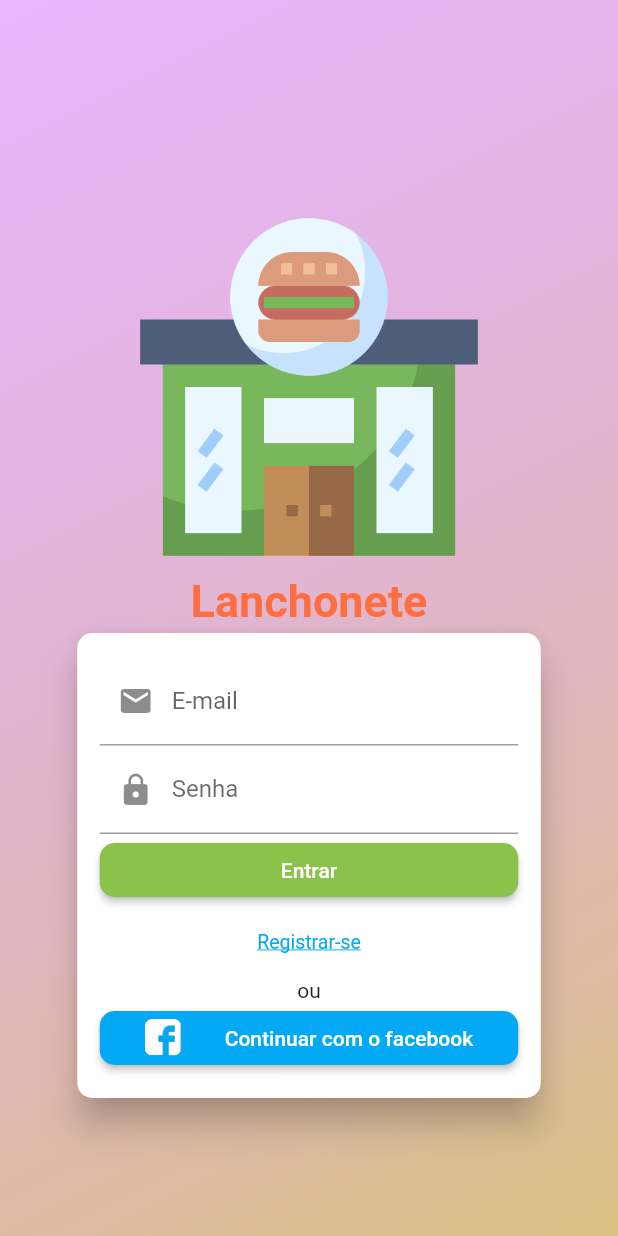
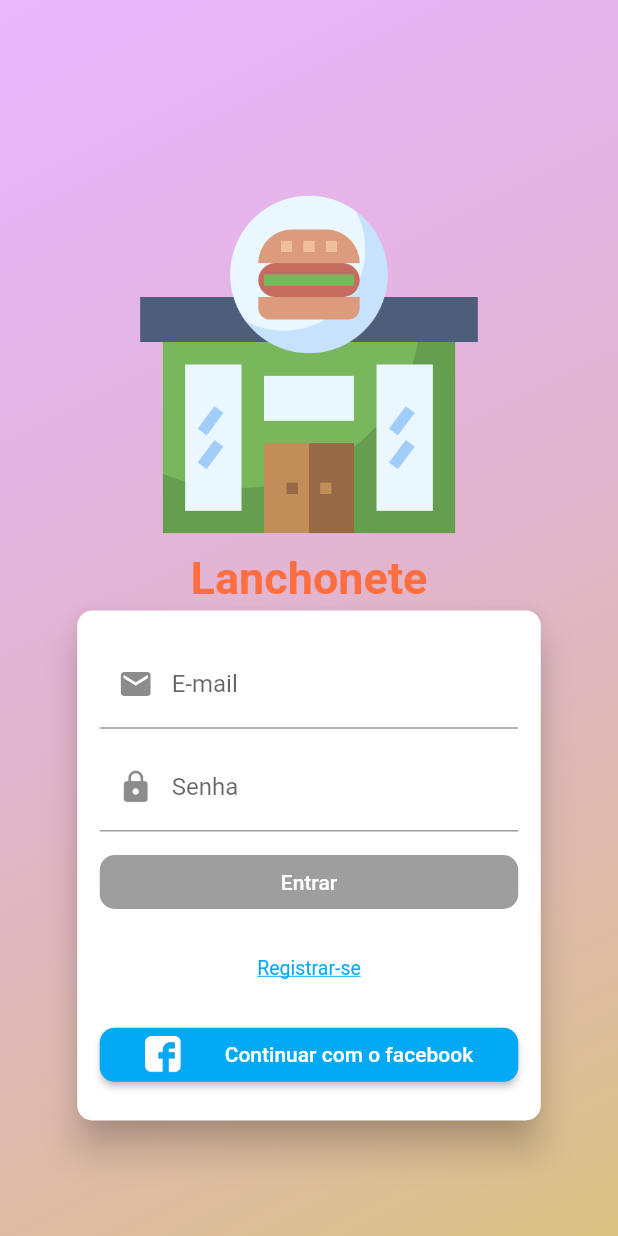
Before and after one commit to Leonardo-Barcelos/lanchonete, a Flutter app: the screen it shows after launch, on a phone screen of 412 x 824 dp. Run offline on Flutter 3.47's test engine with Material 2 defaults, Android fonts, the phone set to English and light mode, and no system bars.

Commit message:
alteraçoes para inclusão login

```diff
--- a/app_lanchonete/lib/components/signOrSignup.dart
+++ b/app_lanchonete/lib/components/signOrSignup.dart
@@ -8,24 +8,25 @@ class SignOrSignup extends StatefulWidget {
 }
 
 class _SignOrSignupState extends State<SignOrSignup> {
-  Container _myContainerSign = Container(
-    width: double.infinity,
-    child: RaisedButton(
-      shape: RoundedRectangleBorder(borderRadius: BorderRadius.circular(10.0)),
-      color: Colors.lightGreen,
-      onPressed: () {},
-      child: Text(
-        AppConstants.APP_ENTER,
-        style: TextStyle(color: Colors.white),
-      ),
-    ),
-  );
-  Container _customContainerLoginButton = Container(
+  GlobalKey<FormState> _form = GlobalKey();
+  bool _loginValid = false;
+  bool _passValid = false;
+  bool _isLoading = false;
+  final Map<String, String> _formLogin = {
+    'email': '',
+    'password': '',
+  };
+  void _submitLogin() {
+    _form.currentState.validate();
+    setState(() {
+      _isLoading = true;
+    });
+  }
+
+  Container _customContainerFacebookLoginButton = Container(
     width: double.infinity,
     child: Column(
-      mainAxisAlignment: MainAxisAlignment.spaceBetween,
       children: [
-        const Text('ou'),
         Container(
           width: double.infinity,
           child: RaisedButton(
@@ -43,7 +44,7 @@ class _SignOrSignupState extends State<SignOrSignup> {
                   width: 25.0,
                 ),
                 Text(
-                  'Continuar com o facebook',
+                  AppConstants.APP_CONTINUE_WITH_FACEBOOK,
                   style: TextStyle(color: Colors.white),
                 ),
               ],
@@ -53,40 +54,44 @@ class _SignOrSignupState extends State<SignOrSignup> {
       ],
     ),
   );
+
   @override
   Widget build(BuildContext context) {
     final deviceSize = MediaQuery.of(context).size;
-    return Card(
-      shape: RoundedRectangleBorder(borderRadius: BorderRadius.circular(10.0)),
-      elevation: 10.0,
-      child: Container(
-        height: 310.0,
-        width: deviceSize.width * 0.75,
-        padding: EdgeInsets.all(15.0),
-        child: Form(
+    bool _isvalid() {
+      if (_loginValid == true && _passValid == true) {
+        return true;
+      } else {
+        return false;
+      }
+    }
+
+    var _loadingContainer = Center(
       child: Column(
         crossAxisAlignment: CrossAxisAlignment.center,
         mainAxisAlignment: MainAxisAlignment.center,
         children: [
-              TextFormField(
-                decoration: InputDecoration(
-                  labelText: AppConstants.APP_EMAIL,
-                  prefixIcon: Icon(Icons.mail),
+          CircularProgressIndicator(),
+          Text('Carregando...'),
+        ],
       ),
-                keyboardType: TextInputType.emailAddress,
+    );
+
+    Container _myContainerButtonSign = Container(
+      width: double.infinity,
+      child: RaisedButton(
+        shape:
+            RoundedRectangleBorder(borderRadius: BorderRadius.circular(10.0)),
+        color: Colors.lightGreen,
+        onPressed: _isvalid() ? _submitLogin : null,
+        child: Text(
+          AppConstants.APP_ENTER,
+          style: TextStyle(color: Colors.white),
         ),
-              TextFormField(
-                decoration: InputDecoration(
-                  labelText: AppConstants.APP_PASSWORD,
-                  prefixIcon: Icon(Icons.lock),
       ),
-                obscureText: true,
-                keyboardType: TextInputType.visiblePassword,
-              ),
-              _myContainerSign,
-              FlatButton(
-                shape: RoundedRectangleBorder(
-                    borderRadius: BorderRadius.circular(10.0)),
+    );
+    FlatButton _myButtonRegister = FlatButton(
+      shape: RoundedRectangleBorder(borderRadius: BorderRadius.circular(10.0)),
       onPressed: () {
         Navigator.of(context).pushNamed(AppRoutes.AUTH_SIGNUP);
       },
@@ -99,8 +104,66 @@ class _SignOrSignupState extends State<SignOrSignup> {
           fontSize: 13.0,
         ),
       ),
+    );
+    TextFormField _myEmailFormField = TextFormField(
+      decoration: InputDecoration(
+        labelText: AppConstants.APP_EMAIL,
+        prefixIcon: Icon(Icons.mail),
       ),
-              _customContainerLoginButton,
+      keyboardType: TextInputType.emailAddress,
+      onChanged: (value) {
+        if (value != null && value.trim().isNotEmpty) {
+          setState(() {
+            _loginValid = true;
+          });
+        } else {
+          setState(() {
+            _loginValid = false;
+          });
+        }
+      },
+      onSaved: (value) => _formLogin['email'] = value,
+    );
+    TextFormField _myPasswordFormField = TextFormField(
+      decoration: InputDecoration(
+        labelText: AppConstants.APP_PASSWORD,
+        prefixIcon: Icon(Icons.lock),
+      ),
+      obscureText: true,
+      keyboardType: TextInputType.visiblePassword,
+      onSaved: (value) => _formLogin['password'] = value,
+      onChanged: (value) {
+        if (value != null && value.trim().isNotEmpty) {
+          setState(() {
+            _passValid = true;
+          });
+        } else {
+          setState(() {
+            _passValid = false;
+          });
+        }
+      },
+    );
+    return Card(
+      shape: RoundedRectangleBorder(borderRadius: BorderRadius.circular(10.0)),
+      elevation: 10.0,
+      child: Container(
+        height: 340.0,
+        width: deviceSize.width * 0.75,
+        padding: EdgeInsets.all(15.0),
+        child: Form(
+          key: _form,
+          child: _isLoading
+              ? _loadingContainer
+              : Column(
+                  crossAxisAlignment: CrossAxisAlignment.center,
+                  mainAxisAlignment: MainAxisAlignment.spaceAround,
+                  children: [
+                    _myEmailFormField,
+                    _myPasswordFormField,
+                    _myContainerButtonSign,
+                    _myButtonRegister,
+                    _customContainerFacebookLoginButton,
                   ],
                 ),
         ),
--- a/app_lanchonete/lib/util/app_constants.dart
+++ b/app_lanchonete/lib/util/app_constants.dart
@@ -8,6 +8,7 @@ class AppConstants {
   static const APP_EMAIL = "E-mail";
   static const APP_PASSWORD = "Senha";
   static const APP_CONFIRM_PASSWORD = "Confimar senha";
+  static const APP_CONTINUE_WITH_FACEBOOK = "Continuar com o facebook";
   //IMAGENS
   static const APP_LOGO = "assets/images/logo-lanchonete.png";
   static const APP_FACEBOOK = "assets/images/fb-icon.png";
```
Lines whose indentation alone changed are shown as unchanged.
